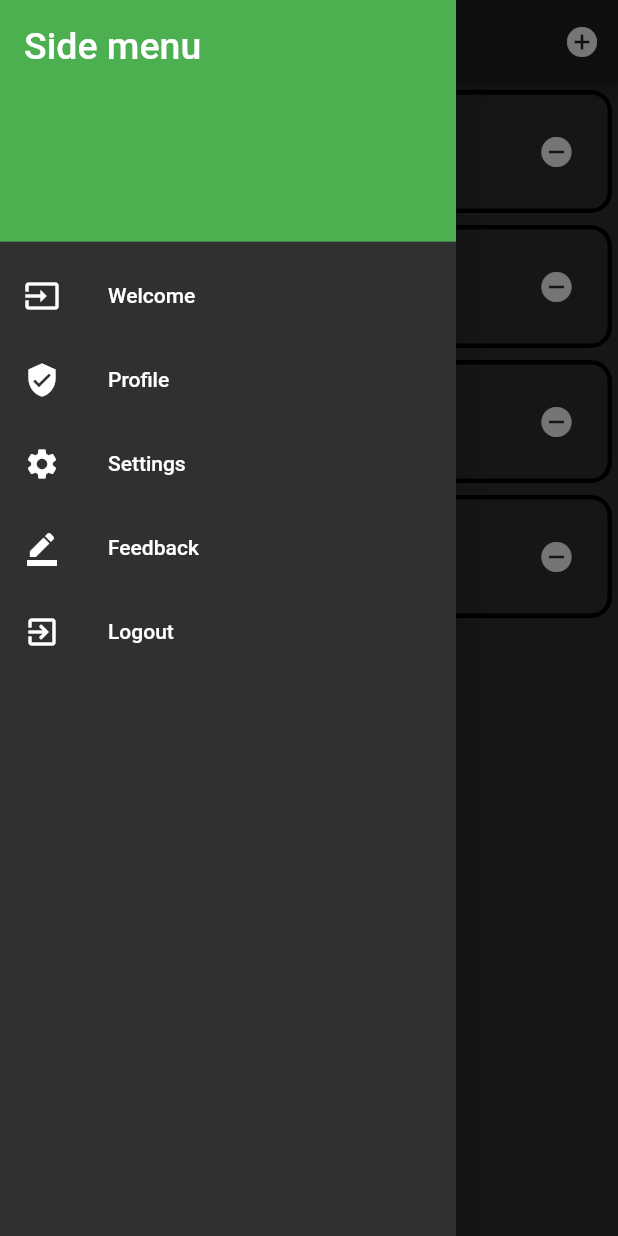
After one commit to duprijil/time-slot-booking.UI, a Flutter app: the MainPage screen opened directly, with the side drawer open, on a phone screen of 412 x 824 dp. The commit adds this screen. Run offline on Flutter 3.47's test engine with Material 2 defaults, Android fonts, the phone set to English and light mode, and no system bars; our stand-ins replace dio, fluttertoast.

```diff
--- /dev/null
+++ b/lib/models/Service.dart
@@ -0,0 +1,13 @@
+class Service {
+  String name;
+  String date;
+  String time;
+  String address;
+  String serverProviderFullName;
+  Service(
+      {this.name,
+      this.date,
+      this.time,
+      this.address,
+      this.serverProviderFullName});
+}
--- /dev/null
+++ b/lib/models/User.dart
@@ -0,0 +1,6 @@
+class User {
+  String name;
+  String password;
+
+  User({this.name, this.password});
+}
--- /dev/null
+++ b/lib/pages/SideMenu.dart
@@ -0,0 +1,55 @@
+import 'package:flutter/material.dart';
+
+class NavDrawer extends StatelessWidget {
+  @override
+  Widget build(BuildContext context) {
+    return Drawer(
+      child: ListView(
+        padding: EdgeInsets.zero,
+        children: <Widget>[
+          DrawerHeader(
+            child: Text(
+              'Side menu',
+              style: TextStyle(color: Colors.white, fontSize: 25),
+            ),
+            decoration: BoxDecoration(
+              color: Colors.green,
+              /*image: DecorationImage(
+                  fit: BoxFit.fill,
+                  image: AssetImage('assets/images/cover.jpg')
+                )*/
+            ),
+          ),
+          ListTile(
+            leading: Icon(Icons.input),
+            title: Text('Welcome'),
+            onTap: () => {},
+          ),
+          ListTile(
+            leading: Icon(Icons.verified_user),
+            title: Text('Profile'),
+            onTap: () => {Navigator.of(context).pop()},
+          ),
+          ListTile(
+            leading: Icon(Icons.settings),
+            title: Text('Settings'),
+            onTap: () => {Navigator.of(context).pop()},
+          ),
+          ListTile(
+            leading: Icon(Icons.border_color),
+            title: Text('Feedback'),
+            onTap: () => {Navigator.of(context).pop()},
+          ),
+          ListTile(
+            leading: Icon(Icons.exit_to_app),
+            title: Text('Logout'),
+            onTap: () {
+              Navigator.of(context).pop();
+              Navigator.of(context).pop();
+            },
+          ),
+        ],
+      ),
+    );
+  }
+}
--- /dev/null
+++ b/lib/widgets/ServiceItemWidget.dart
@@ -0,0 +1,34 @@
+import 'package:flutter/material.dart';
+import 'package:tmp/models/Service.dart';
+
+class ServiceItemWidget extends StatelessWidget {
+  final Service service;
+  final Animation animation;
+  final VoidCallback onClicked;
+
+  const ServiceItemWidget({
+    @required this.service,
+    @required this.animation,
+    @required this.onClicked,
+    Key key,
+  }) : super(key: key);
+
+  @override
+  Widget build(BuildContext context) => SizeTransition(
+      sizeFactor: animation,
+      child: Container(
+        margin: EdgeInsets.all(4),
+        decoration: BoxDecoration(
+          borderRadius: BorderRadius.circular(14),
+          border: Border.all(color: Colors.black, width: 3),
+        ),
+        child: ListTile(
+          contentPadding: EdgeInsets.symmetric(vertical: 10, horizontal: 10),
+          title: Text(service.name),
+          trailing: IconButton(
+            icon: Icon(Icons.remove_circle),
+            onPressed: onClicked,
+          ),
+        ),
+      ));
+}
--- a/pubspec.yaml
+++ b/pubspec.yaml
@@ -27,6 +27,7 @@ dependencies:
   page_view_indicators: ^1.4.1
   worm_indicator: 0.2.4
   dio: 3.0.10
+  fluttertoast: ^7.1.6
 
 
   # The following adds the Cupertino Icons font to your application.
```
Also changed, not shown: lib/models/Auth.dart (+8 -3 lines), lib/models/ServicesLib.dart (added, +34 -0 lines), lib/pages/LoginPage.dart (+43 -10 lines), lib/pages/MainPage.dart (+105 -117 lines), firebase.json (added), lib/pages/RegisterPage.dart (added), pubspec.lock, 5 other files.
